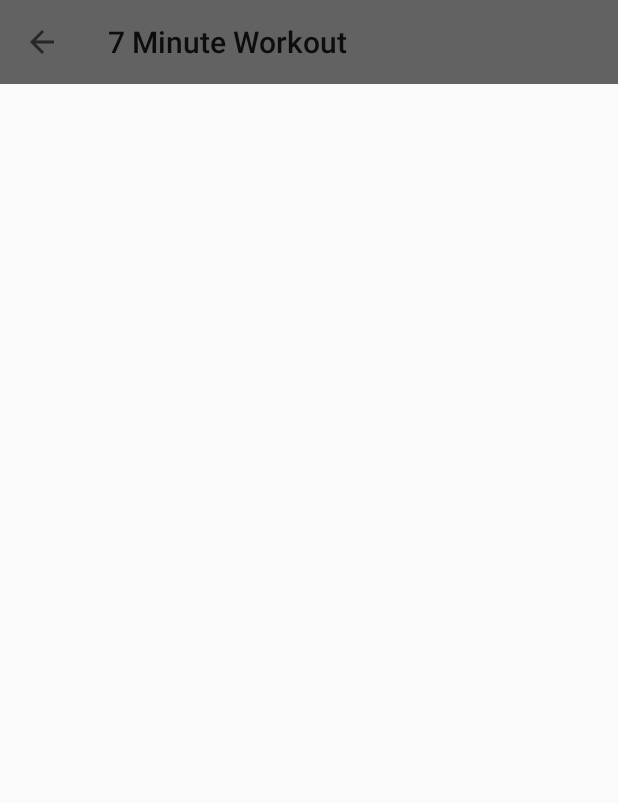
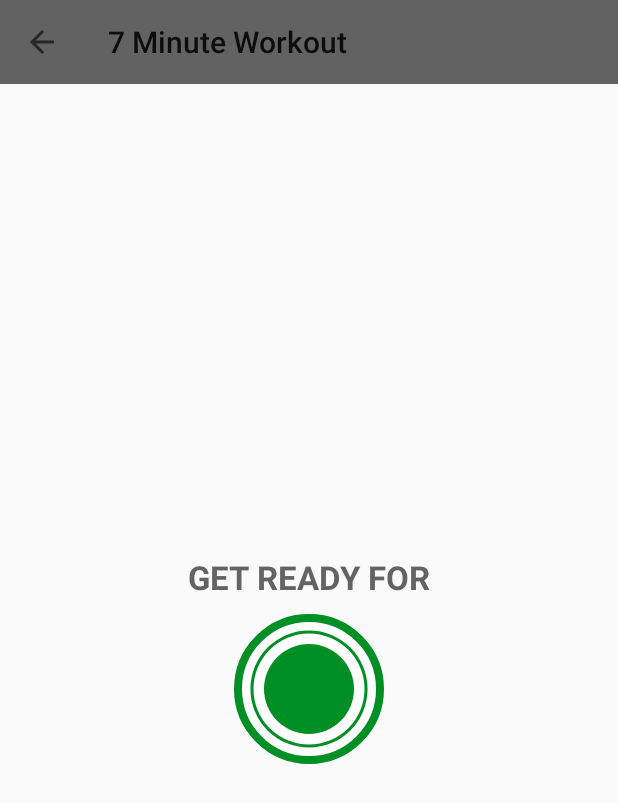
Before and after one commit to brandonicoll/7MinuteWorkout-Clone, an Android app: the ExerciseActivity screen opened directly, with no data from a screen before it, on a phone screen of 412 x 824 dp. Shown: the top 803 px of the screen. Run offline under Robolectric (Android 15) with nearby library versions, the phone set to English and light mode, and no system bars.

Commit message:
Designed activity_exercise.xml and fixed item_circular_color_accent_background.xml to be solid -> previously had a stroke.

```diff
--- a/app/src/main/res/drawable-v24/item_circular_color_accent_border.xml
+++ b/app/src/main/res/drawable-v24/item_circular_color_accent_border.xml
@@ -3,7 +3,7 @@
 <shape xmlns:android="http://schemas.android.com/apk/res/android"
     android:shape="oval">
     <stroke
-        android:width="10dp"
+        android:width="5dp"
         android:color="@color/Accent" />
 
     <solid android:color="#FFFFFF" />
--- a/app/src/main/res/drawable/item_circular_color_accent_background.xml
+++ b/app/src/main/res/drawable/item_circular_color_accent_background.xml
@@ -2,10 +2,7 @@
 <shape xmlns:android="http://schemas.android.com/apk/res/android"
 
     android:shape="oval">
-    <stroke
-        android:width="5dp"
-        android:color="@color/Accent" />
 
-    <solid android:color="#FFFFFF" />
+    <solid android:color="@color/Accent" />
 
 </shape>
--- a/app/src/main/res/layout/activity_exercise.xml
+++ b/app/src/main/res/layout/activity_exercise.xml
@@ -13,4 +13,60 @@
         android:layout_height="?android:attr/actionBarSize"
         android:background="@color/Dark"/>
 
+    <LinearLayout
+        android:id="@+id/llRestView"
+        android:layout_width="match_parent"
+        android:layout_height="match_parent"
+        android:layout_below="@id/toolbar_exercise_activity"
+        android:gravity="center"
+        android:orientation="vertical"
+        android:visibility="visible" >
+
+        <TextView
+            android:layout_width="wrap_content"
+            android:layout_height="wrap_content"
+            android:text="GET READY FOR"
+            android:textColor="@color/Primary"
+            android:textSize="22sp"
+            android:textStyle="bold" />
+
+        <FrameLayout
+            android:layout_width="100dp"
+            android:layout_height="100dp"
+            android:layout_marginTop="10dp"
+            android:background="@drawable/item_circular_color_accent_border">
+
+            <ProgressBar
+                android:id="@+id/progressBar"
+                style="?android:attr/progressBarStyleHorizontal"
+                android:layout_width="100dp"
+                android:layout_height="100dp"
+                android:layout_gravity="center"
+                android:background="@drawable/circular_progress_gray"
+                android:indeterminate="false"
+                android:max="10"
+                android:progress="100"
+                android:progressDrawable="@drawable/circular_progress_bar"
+                android:rotation="-90" />
+
+            <LinearLayout
+                android:layout_width="60dp"
+                android:layout_height="60dp"
+                android:layout_gravity="center"
+                android:background="@drawable/item_circular_color_accent_background"
+                android:gravity="center">
+
+                <TextView
+                    android:id="@+id/tvTimer"
+                    android:layout_width="wrap_content"
+                    android:layout_height="wrap_content"
+                    android:textColor="#FFFFFF"
+                    android:textSize="25sp"
+                    android:textStyle="bold"
+                    tools:text="10" />
+            </LinearLayout>
+        </FrameLayout>
+
+    </LinearLayout>
+
 </RelativeLayout>
```
